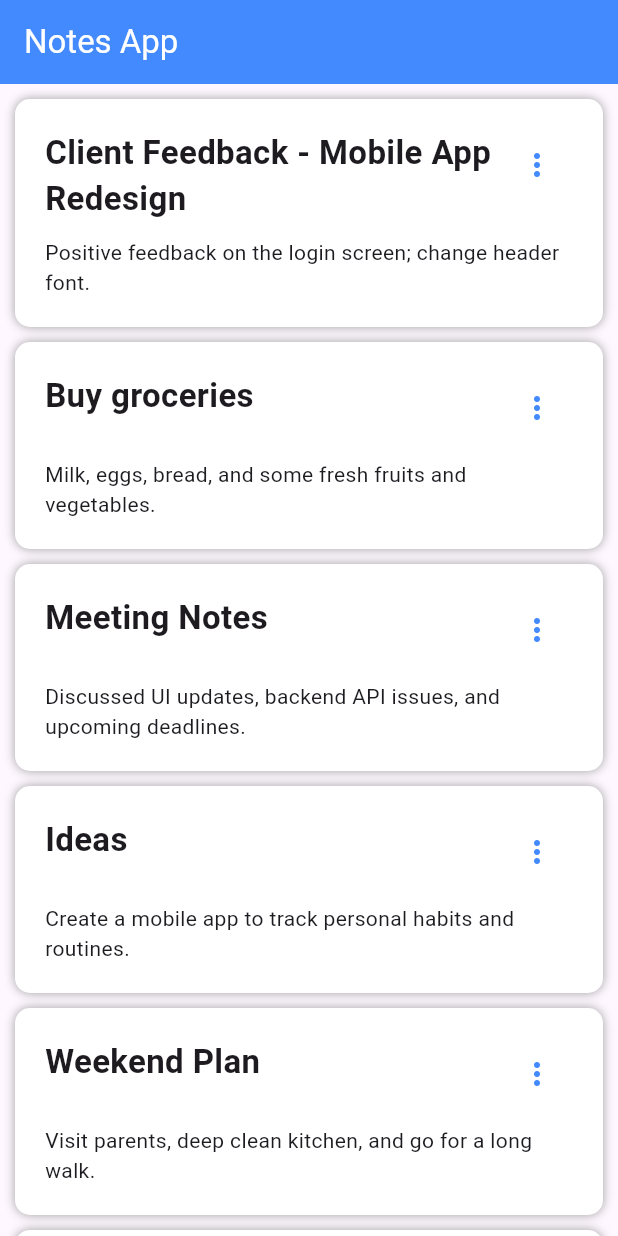
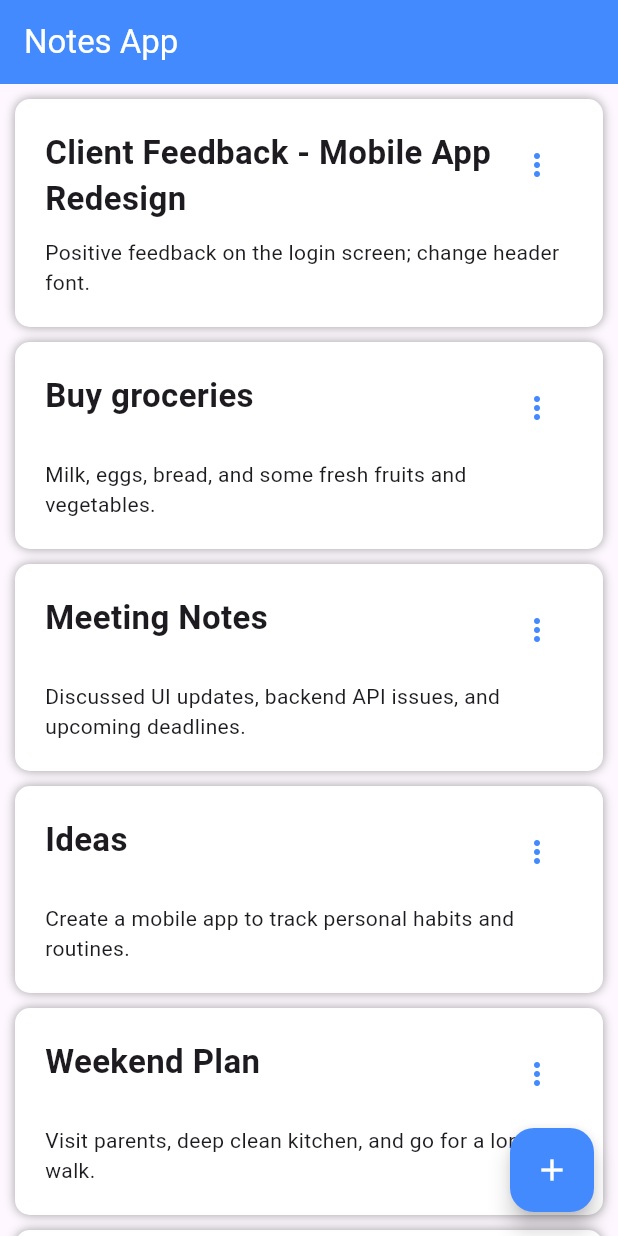
Before and after one commit to BaselMoustafa/notes_app_creativa, a Flutter app: the screen it shows after launch, on a phone screen of 412 x 824 dp. Run offline on Flutter 3.47's test engine with Material 3 defaults, Android fonts, the phone set to English and light mode, and no system bars.

Commit message:
add set note screen

```diff
--- a/lib/screens/home_screen.dart
+++ b/lib/screens/home_screen.dart
@@ -2,6 +2,7 @@ import 'package:flutter/material.dart';
 import 'package:notes_app_creativa/models/note.dart';
 import 'package:notes_app_creativa/style/app_colors.dart';
 import 'package:notes_app_creativa/style/app_text_styles.dart';
+import 'package:notes_app_creativa/widgets/home_screen_floating_action_button.dart';
 import 'package:notes_app_creativa/widgets/notes_list_view.dart';
 
 class HomeScreen extends StatelessWidget {
@@ -20,6 +21,7 @@ class HomeScreen extends StatelessWidget {
         ),
       ),
       body: NotesListView(notes: notes),
+      floatingActionButton: HomeScreenFloatingActionButton(),
     );
   }
 
--- /dev/null
+++ b/lib/widgets/home_screen_floating_action_button.dart
@@ -0,0 +1,25 @@
+import 'package:flutter/material.dart';
+import 'package:notes_app_creativa/screens/set_note_screen.dart';
+import 'package:notes_app_creativa/style/app_colors.dart';
+
+class HomeScreenFloatingActionButton extends StatelessWidget {
+  const HomeScreenFloatingActionButton({super.key});
+
+  @override
+  Widget build(BuildContext context) {
+    return FloatingActionButton(
+    backgroundColor: AppColors.primary,
+    onPressed: () {
+      Navigator.of(context).push(
+        MaterialPageRoute(
+          builder: (context)=>SetNoteScreen(note: null)
+        )
+      );
+    },
+    child: Icon(
+      Icons.add,
+      color: AppColors.white,
+    ),
+  );
+  }
+}
```
Also changed, not shown: lib/screens/set_note_screen.dart (added, +44 -0 lines), lib/widgets/custom_text_form_field.dart (added, +29 -0 lines).
